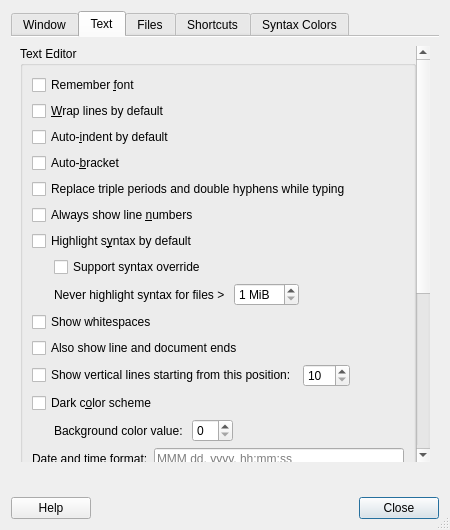
First picture: the form in featherpad/prefDialog.ui, repository vecnathewhisperd0/FeatherPad, before the edit.
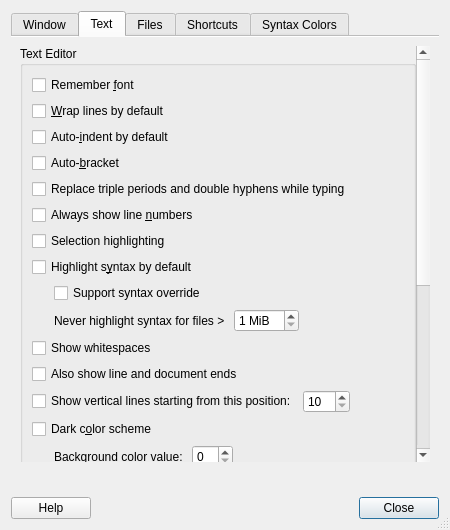
Second picture: the form after the edit. The open tabs and pages were chosen to show the change. Icons and pictures are not drawn.

Commit message: Optional selection highlighting

```diff
--- a/featherpad/prefDialog.ui
+++ b/featherpad/prefDialog.ui
@@ -503,6 +503,17 @@
                 </property>
                </widget>
               </item>
+              <item>
+               <widget class="QCheckBox" name="selHighlightBox">
+                <property name="toolTip">
+                 <string>Highlight case-sensitive and whole matches
+of the selected text.</string>
+                </property>
+                <property name="text">
+                 <string>Selection highlighting</string>
+                </property>
+               </widget>
+              </item>
               <item>
                <widget class="QCheckBox" name="syntaxBox">
                 <property name="text">
```
The commit also changes 43 other files.
